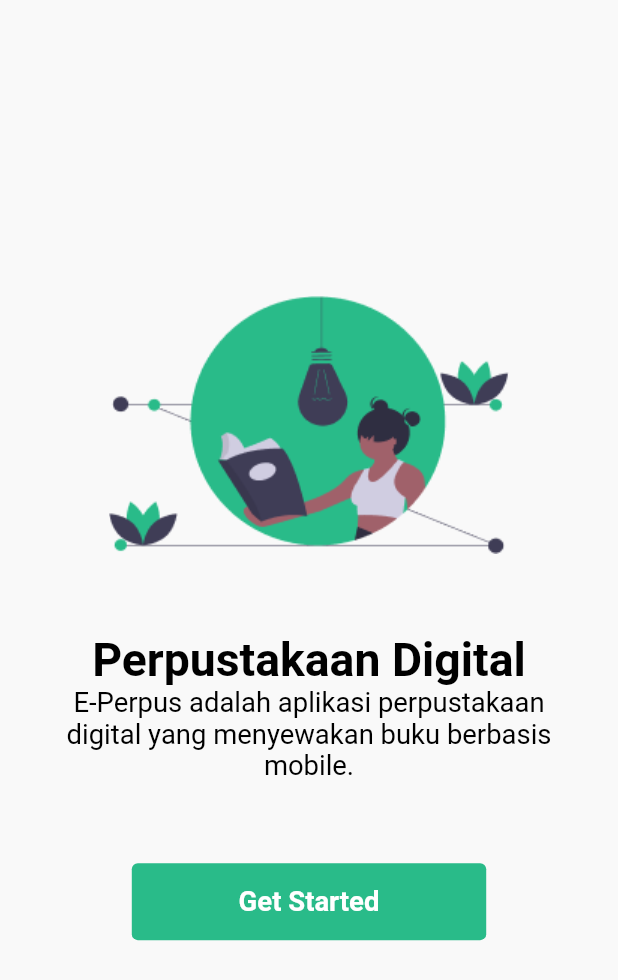
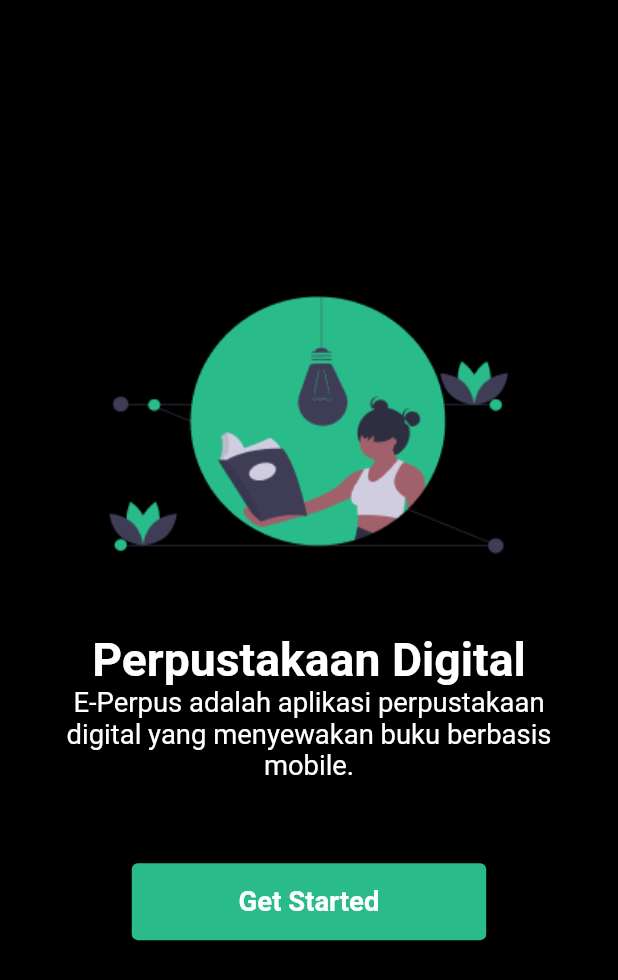
Before and after one commit to Yorq1nnur/najot_talim_nt, a Flutter app: the screen it shows after launch, on a phone screen of 412 x 824 dp. Shown: the top 980 px of the screen. Run offline on Flutter 3.47's test engine with Material 3 defaults, Android fonts, the phone set to English and light mode, and no system bars; our stand-ins replace dio, equatable, flutter_bloc, flutter_screenutil, open_filex, permission_handler.

```diff
--- a/lib/data/local/local_variables.dart
+++ b/lib/data/local/local_variables.dart
@@ -26,7 +26,7 @@ List<BookModel> books = [
   BookModel(
     imagePath:
         "https://upload.wikimedia.org/wikipedia/commons/thumb/c/c3/Python-logo-notext.svg/1200px-Python-logo-notext.svg.png",
-    bookName: "PythonBooks",
+    bookName: "Flutter",
     bookUrl: "https://bilimlar.uz/wp-content/uploads/2021/02/k100001.pdf",
     categoryModel: CategoryModel.lesson,
   ),
--- a/lib/main.dart
+++ b/lib/main.dart
@@ -28,12 +28,18 @@ class _MyAppState extends State<MyApp> {
         BlocProvider(create: (_) => BookBloc()),
       ],
       child: ScreenUtilInit(
-        designSize: const Size(376, 815),
+        designSize: const Size(
+          376,
+          815,
+        ),
         builder: (context, child) {
           ScreenUtil.init(context);
           return MaterialApp(
             debugShowCheckedModeBanner: false,
-            theme: ThemeData(useMaterial3: false),
+            theme: ThemeData(
+              scaffoldBackgroundColor: Colors.black,
+              useMaterial3: false,
+            ),
             home: child,
           );
         },
--- a/lib/screens/splash/splash_screen.dart
+++ b/lib/screens/splash/splash_screen.dart
@@ -19,7 +19,6 @@ class _SplashScreenState extends State<SplashScreen> {
     height = MediaQuery.of(context).size.height;
 
     return Scaffold(
-      backgroundColor: AppColors.cF9F9F9,
       body: Padding(
         padding: EdgeInsets.symmetric(horizontal: 24.w),
         child: Column(
@@ -31,7 +30,7 @@ class _SplashScreenState extends State<SplashScreen> {
               child: Text(
                 "Perpustakaan Digital",
                 style: TextStyle(
-                  color: AppColors.black,
+                  color: AppColors.white,
                   fontSize: 27.sp,
                   fontWeight: FontWeight.w700,
                 ),
@@ -42,7 +41,7 @@ class _SplashScreenState extends State<SplashScreen> {
                 textAlign: TextAlign.center,
                 "E-Perpus adalah aplikasi perpustakaan digital yang menyewakan buku berbasis mobile.",
                 style: TextStyle(
-                  color: AppColors.black,
+                  color: AppColors.white,
                   fontSize: 16.sp,
                   fontWeight: FontWeight.w400,
                 ),
```
Also changed, not shown: lib/screens/book/book_screen.dart (+21 -23 lines).
